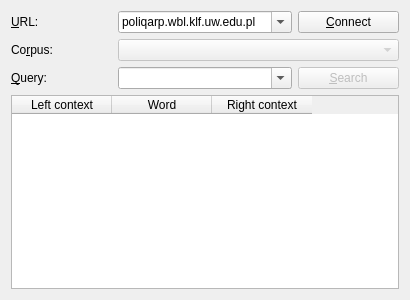
jsbien/djview-poliqarp_fork, file src/poliqarpwidget.ui: the form before one commit.
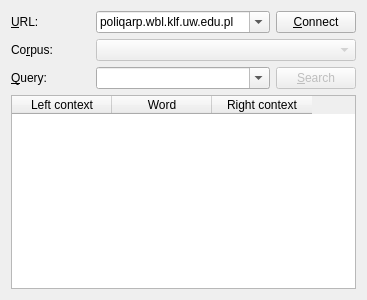
The form after the commit.

The edit to the form file:
```diff
--- a/src/poliqarpwidget.ui
+++ b/src/poliqarpwidget.ui
@@ -6,7 +6,7 @@
    <rect>
     <x>0</x>
     <y>0</y>
-    <width>410</width>
+    <width>367</width>
     <height>300</height>
    </rect>
   </property>
```
